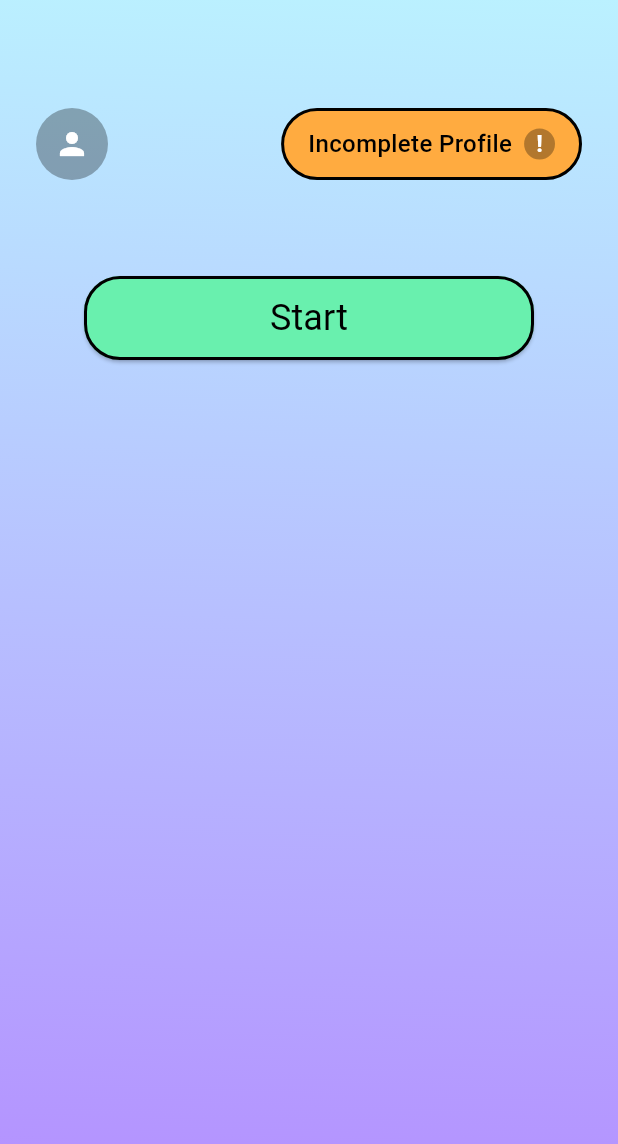
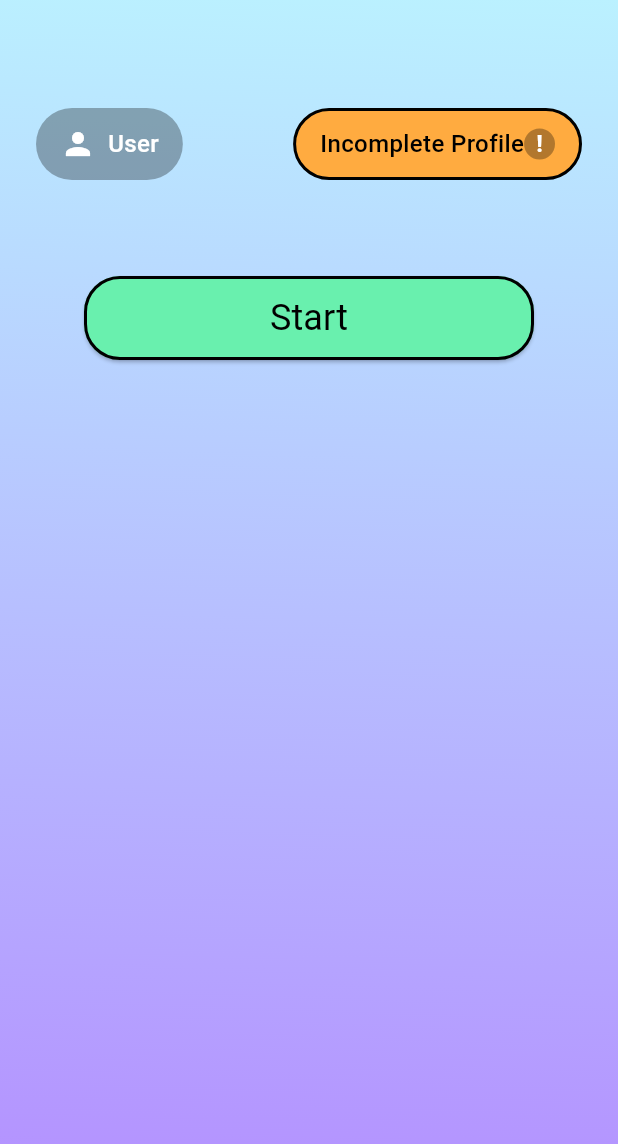
Before and after one commit to igobhaktiar/user_validator, a Flutter app: the screen it shows after launch, on a phone screen of 412 x 824 dp. Shown: the top 1144 px of the screen. Run offline on Flutter 3.47's test engine with Material 3 defaults, Android fonts, the phone set to English and light mode, and no system bars; our stand-ins replace cloud_firestore, firebase_core, get, shared_preferences; accounts and stored records are empty.

Commit message:
next change username

```diff
--- a/lib/data/repositories/user_repository_impl.dart
+++ b/lib/data/repositories/user_repository_impl.dart
@@ -1,6 +1,5 @@
-import 'dart:ffi';
-
 import 'package:cloud_firestore/cloud_firestore.dart';
+import 'package:user_validator/data/source/local/sharedpreference_source.dart';
 import 'package:user_validator/domain/entities/user.dart';
 
 import '../../domain/repositories/user_repository.dart';
@@ -12,9 +11,10 @@ class UserRepositoryImpl implements UserRepository {
   UserRepositoryImpl(this.fireStore);
 
   @override
-  Future<bool> addUser(String userName) {
+  Future<User> addUser(String userName) async {
     final source = FireStoreSource(fireStore);
-    return source.addUser(userName);
+    var user = await source.addUser(userName);
+    return user;
   }
 
   @override
@@ -52,4 +52,25 @@ class UserRepositoryImpl implements UserRepository {
     final source = FireStoreSource(fireStore);
     return source.updateUserReviewStatus(userId, isReview);
   }
+
+  @override
+  Future<void> saveData(User user) {
+    return SharedPreferenceSource().saveData(user);
+  }
+
+  @override
+  Future<User?> getData() {
+    return SharedPreferenceSource().getData();
+  }
+
+  @override
+  Future<void> clearData() {
+    return SharedPreferenceSource().clearData();
+  }
+
+  @override
+  Future<void> deleteUser(String userId) {
+    final source = FireStoreSource(fireStore);
+    return source.deleteUser(userId);
+  }
 }
--- /dev/null
+++ b/lib/data/source/local/sharedpreference_source.dart
@@ -0,0 +1,32 @@
+import 'package:user_validator/domain/entities/user.dart';
+import 'package:shared_preferences/shared_preferences.dart';
+
+class SharedPreferenceSource {
+  Future<void> saveData(User user) async {
+    // save user data to shared preference
+    final prefs = await SharedPreferences.getInstance();
+    await prefs.setString('userId', user.userId);
+    await prefs.setString('userName', user.userName);
+    await prefs.setBool('isReview', user.isReview);
+  }
+
+  Future<User?> getData() async {
+    // get user data from shared preference
+    final prefs = await SharedPreferences.getInstance();
+    final userId = prefs.getString('userId');
+    final userName = prefs.getString('userName');
+    final isReview = prefs.getBool('isReview');
+    if (userId != null && userName != null && isReview != null) {
+      return User(userId: userId, userName: userName, isReview: isReview);
+    }
+    return null;
+  }
+
+  Future<void> clearData() async {
+    // clear user data from shared preference
+    final prefs = await SharedPreferences.getInstance();
+    await prefs.remove('userId');
+    await prefs.remove('userName');
+    await prefs.remove('isReview');
+  }
+}
--- a/lib/data/source/remote/firestore_source.dart
+++ b/lib/data/source/remote/firestore_source.dart
@@ -6,15 +6,15 @@ class FireStoreSource {
 
   FireStoreSource(this.fireStore);
 
-  Future<bool> addUser(String userName) async {
+  Future<User> addUser(String userName) async {
     var id = fireStore.collection('users').doc().id;
     await fireStore.collection('users').doc(id).set({
       'userId': id,
       'userName': userName,
       'isReview': false,
     });
-
-    return true;
+    var user = User(userId: id, userName: userName, isReview: false);
+    return user;
   }
 
   Future<User?> getUser(String userId) async {
--- a/lib/domain/repositories/user_repository.dart
+++ b/lib/domain/repositories/user_repository.dart
@@ -2,7 +2,7 @@ import 'package:user_validator/domain/entities/user.dart';
 
 abstract class UserRepository {
   // add user to firestore
-  Future<bool> addUser(String username);
+  Future<User> addUser(String username);
 
   // get user from firestore
   Future<User?> getUser(String userId);
@@ -21,4 +21,16 @@ abstract class UserRepository {
 
   // Update user review status
   Future<void> updateUserReviewStatus(String userId, bool isReview);
+
+  // save user data to shared preference
+  Future<void> saveData(User user);
+
+  // get user data from shared preference
+  Future<User?> getData();
+
+  // clear user data from shared preference
+  Future<void> clearData();
+
+  // delete user from firestore
+  Future<void> deleteUser(String userId);
 }
--- a/lib/presentation/controller/user_controller.dart
+++ b/lib/presentation/controller/user_controller.dart
@@ -13,6 +13,7 @@ class UserController extends GetxController {
   var status = 'Incomplete'.obs;
   var isValidate = false.obs;
   var isLoading = false.obs;
+  var userId = ''.obs;
 
   UserController({
     required this.userRepository,
@@ -42,11 +43,15 @@ class UserController extends GetxController {
     await userRepository.updateUserName(userId, userName.value);
   }
 
-  Future<void> addUser(String userName) async {
+  Future<User> addUser(String userName) async {
     isLoading.value = true;
-    var added = await userRepository.addUser(userName);
-    if (added) {
-      checkUserNameAvailability(userName);
+    try {
+      final user = await userRepository.addUser(userName);
+      await userRepository.saveData(user);
+      userId.value = user.userId;
+      isLoading.value = false;
+      return user;
+    } finally {
       isLoading.value = false;
     }
   }
@@ -66,4 +71,27 @@ class UserController extends GetxController {
     final users = await userRepository.getAllUsers();
     return users.where((user) => user != null).map((user) => user!).toList();
   }
+
+  Future<void> saveData(User user) async {
+    await userRepository.saveData(user);
+  }
+
+  Future<User?> getData() async {
+    var user = await userRepository.getData();
+    if (user != null) {
+      userName.value = user.userName;
+    }
+    return user;
+  }
+
+  Future<void> deleteUser(String userId) async {
+    await userRepository.deleteUser(userId);
+  }
+
+  Future<void> clearData() async {
+    await userRepository.clearData();
+    var user = await userRepository.getData();
+    userName.value = user?.userName ?? '';
+    status.value = 'Incomplete';
+  }
 }
--- a/lib/presentation/page/home_page.dart
+++ b/lib/presentation/page/home_page.dart
@@ -2,7 +2,7 @@ import 'package:cloud_firestore/cloud_firestore.dart';
 import 'package:flutter/material.dart';
 import 'package:get/get.dart';
 import 'package:user_validator/data/repositories/user_repository_impl.dart';
-import 'package:user_validator/domain/repositories/user_repository.dart';
+import 'package:user_validator/domain/entities/user.dart';
 import 'package:user_validator/domain/usecases/username_validation_usecase.dart';
 import 'package:user_validator/presentation/controller/user_controller.dart';
 import 'package:user_validator/presentation/page/user_validation.dart';
@@ -18,24 +18,71 @@ class HomePage extends StatefulWidget {
 }
 
 class _HomePageState extends State<HomePage> {
-  final UserRepository userRepository =
-      UserRepositoryImpl(FirebaseFirestore.instance);
-  final UsernameValidationUseCase usernameValidationUseCase =
-      UsernameValidationUseCase();
   final UserController userController = Get.put(
     UserController(
-      userRepository: UserRepositoryImpl(FirebaseFirestore.instance),
+      userRepository: UserRepositoryImpl(
+        FirebaseFirestore.instance,
+      ),
       usernameValidationUseCase: UsernameValidationUseCase(),
     ),
   );
 
+  User? user;
+  String? username = 'User';
+
   @override
   void initState() {
     super.initState();
+    _initController();
+  }
+
+  void _initController() async {
+    user = await userController.getData();
+
+    if (user != null) {
+      userController.canChangeUserName(user!.userId);
+      userController.checkUserNameAvailability(user!.userName);
+    }
+
+    setState(() {});
+  }
+
+  void _deleteAction(String userId) async {
+    await userController.clearData();
+    await userController.deleteUser(userId);
+    _initController();
+    Get.back();
+    setState(() {});
+  }
+
+  void _initDelete() {
+    Get.defaultDialog(
+      title: 'Delete User',
+      middleText: 'Are you sure want to delete this user?',
+      textConfirm: 'Yes',
+      textCancel: 'No',
+      confirmTextColor: Colors.white,
+      onConfirm: () {
+        String userId;
+        if (user != null) {
+          userId = user!.userId;
+        } else {
+          userId = userController.userId.value;
+        }
+        _deleteAction(userId);
+      },
+    );
   }
 
   @override
   Widget build(BuildContext context) {
+    return Obx(() {
+      username = userController.userName.value;
+      return _buildBody(userController);
+    });
+  }
+
+  Widget _buildBody(UserController controller) {
     return Scaffold(
       body: Container(
         padding: const EdgeInsets.all(24),
@@ -58,19 +105,31 @@ class _HomePageState extends State<HomePage> {
               children: [
                 Container(
                   height: 48,
-                  width: 48,
-                  padding: const EdgeInsets.all(8),
+                  padding: const EdgeInsets.symmetric(horizontal: 16),
                   decoration: BoxDecoration(
                     color: Colors.black.withOpacity(0.3),
-                    shape: BoxShape.circle,
+                    borderRadius: BorderRadius.circular(24),
                   ),
-                  child: const Icon(
-                    Icons.person,
-                    color: Colors.white,
-                    size: 24,
+                  child: Row(
+                    children: [
+                      const Icon(
+                        Icons.person,
+                        color: Colors.white,
+                        size: 24,
+                      ),
+                      const SizedBox(width: 8),
+                      Text(
+                        username == '' ? 'User' : username!,
+                        style: const TextStyle(
+                          color: Colors.white,
+                          fontWeight: FontWeight.w500,
+                          fontSize: 16,
+                        ),
+                      ),
+                    ],
                   ),
                 ),
-                StatusWidget(userController: userController),
+                StatusWidget(userController: controller),
               ],
             ),
             const SizedBox(height: 64),
@@ -78,6 +137,14 @@ class _HomePageState extends State<HomePage> {
               text: 'Start',
               onPressed: () => Get.to(const UserValidation()),
             ),
+            const SizedBox(height: 32),
+            controller.userName.value == ''
+                ? const SizedBox()
+                : ButtonCustomWidget(
+                    text: 'Delete',
+                    color: Colors.redAccent,
+                    onPressed: _initDelete,
+                  ),
           ],
         ),
       ),
--- a/lib/presentation/page/user_validation.dart
+++ b/lib/presentation/page/user_validation.dart
@@ -4,7 +4,7 @@ import 'package:get/get.dart';
 import 'package:user_validator/presentation/controller/user_controller.dart';
 import 'package:user_validator/presentation/widget/button_custom_widget.dart';
 import 'package:user_validator/utils/colors.dart';
-
+import 'package:user_validator/utils/route_name.dart';
 import '../../data/repositories/user_repository_impl.dart';
 import '../../domain/usecases/username_validation_usecase.dart';
 import '../widget/back_button_widget.dart';
@@ -20,7 +20,9 @@ class UserValidation extends StatefulWidget {
 
 class _UserValidationState extends State<UserValidation> {
   final UserController userController = Get.put(UserController(
-    userRepository: UserRepositoryImpl(FirebaseFirestore.instance),
+    userRepository: UserRepositoryImpl(
+      FirebaseFirestore.instance,
+    ),
     usernameValidationUseCase: UsernameValidationUseCase(),
   ));
 
@@ -36,6 +38,7 @@ class _UserValidationState extends State<UserValidation> {
   @override
   void initState() {
     super.initState();
+    _initController(userController);
   }
 
   void _initController(UserController userController) async {
@@ -45,13 +48,27 @@ class _UserValidationState extends State<UserValidation> {
     availableText = isUserNameAvailable! ? 'available' : 'unavailable';
     changeText = changeUserName! ? 'can' : 'can\'t';
     isLoading = userController.isLoading.value;
+    _usernameController.text = userController.userName.value;
+
+    if (_usernameController.text != '') {
+      userController.validateUsername(_usernameController.text);
+    }
+    var user = await userController.getData();
+    if (user != null) {
+      userController.canChangeUserName(user.userId);
+      userController.checkUserNameAvailability(user.userName);
+    }
   }
 
   void _addUser() {
     if (isValidate! && isUserNameAvailable! && changeUserName!) {
       userController.addUser(_usernameController.text);
+      if (userController.isLoading.value == false) {
+        Get.offNamed(RouteName.home);
+      }
     }
   }
+
   @override
   Widget build(BuildContext context) {
     return Scaffold(
--- a/lib/presentation/widget/button_custom_widget.dart
+++ b/lib/presentation/widget/button_custom_widget.dart
@@ -3,11 +3,14 @@ import 'package:flutter/material.dart';
 class ButtonCustomWidget extends StatelessWidget {
   const ButtonCustomWidget({
     super.key,
-    required this.onPressed, required this.text,
+    required this.onPressed,
+    required this.text,
+    this.color,
   });
 
   final void Function() onPressed;
   final String text;
+  final Color? color;
 
   @override
   Widget build(BuildContext context) {
@@ -17,7 +20,7 @@ class ButtonCustomWidget extends StatelessWidget {
       child: ElevatedButton(
         onPressed: onPressed,
         style: ElevatedButton.styleFrom(
-          backgroundColor: Colors.greenAccent,
+          backgroundColor: color ?? Colors.greenAccent,
           shape: RoundedRectangleBorder(
             borderRadius: BorderRadius.circular(24),
             side: const BorderSide(
--- a/lib/presentation/widget/status_widget.dart
+++ b/lib/presentation/widget/status_widget.dart
@@ -13,7 +13,8 @@ class StatusWidget extends StatelessWidget {
 
   @override
   Widget build(BuildContext context) {
-    return Container(
+    return Obx(
+      () => Container(
         height: 48,
         padding: const EdgeInsets.symmetric(horizontal: 16),
         decoration: BoxDecoration(
@@ -28,20 +29,17 @@ class StatusWidget extends StatelessWidget {
         ),
         child: Row(
           children: [
-          Obx(
-            () {
-              return Text(
+            Text(
               '${userController.status.value} Profile',
               style: const TextStyle(
                 color: Colors.black,
                 fontWeight: FontWeight.w500,
                 fontSize: 16,
               ),
-              );
-            },
             ),
-          const SizedBox(width: 8),
-          Container(
+            userController.status.value == 'Complete'
+                ? const SizedBox()
+                : Container(
                     padding: const EdgeInsets.all(8),
                     decoration: BoxDecoration(
                       color: userController.status.value == 'Complete'
@@ -49,9 +47,9 @@ class StatusWidget extends StatelessWidget {
                           : Colors.black.withOpacity(0.3),
                       shape: BoxShape.circle,
                     ),
-            child: Text(
-              userController.status.value == 'Complete' ? '✔' : '!',
-              style: const TextStyle(
+                    child: const Text(
+                      '!',
+                      style: TextStyle(
                         color: Colors.white,
                         fontWeight: FontWeight.bold,
                         fontSize: 16,
@@ -60,6 +58,7 @@ class StatusWidget extends StatelessWidget {
                   )
           ],
         ),
+      ),
     );
   }
 }
--- a/pubspec.yaml
+++ b/pubspec.yaml
@@ -12,6 +12,7 @@ dependencies:
   flutter:
     sdk: flutter
   get: ^4.6.6
+  shared_preferences: ^2.3.0
 
 dev_dependencies:
   flutter_test:
```
Also changed, not shown: pubspec.lock, 1 other file. Lines whose indentation alone changed are shown as unchanged.
